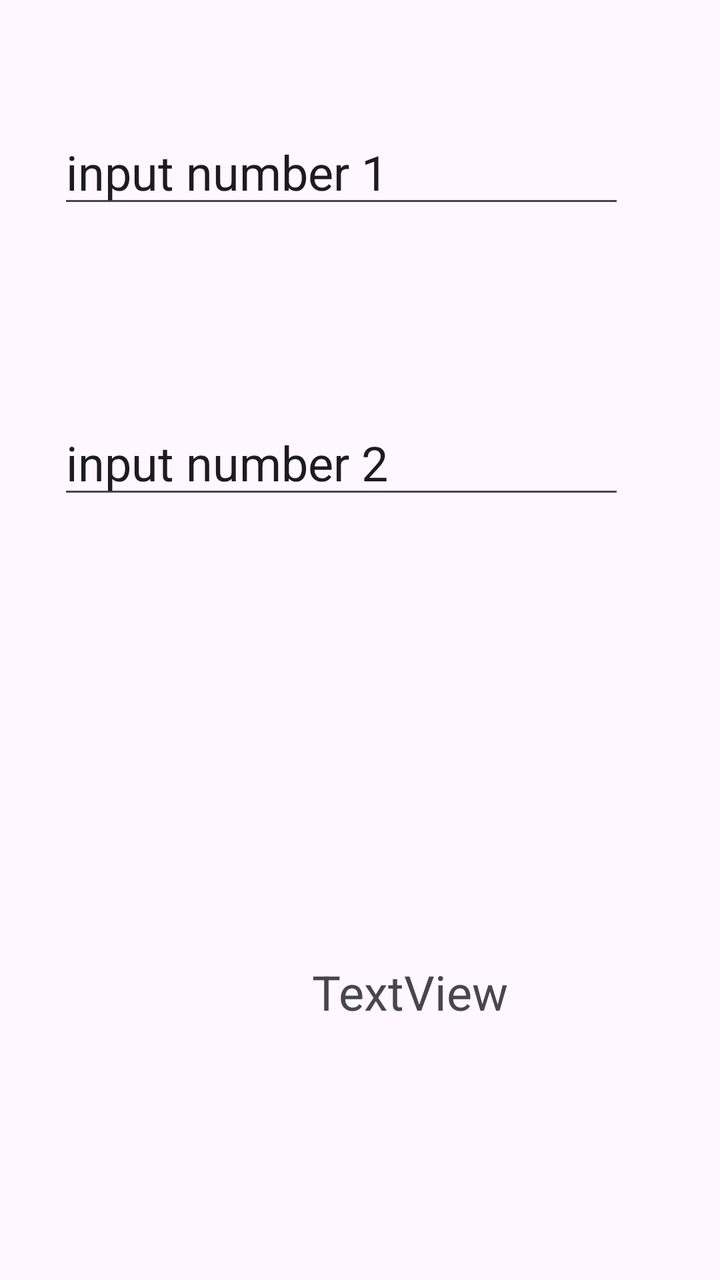
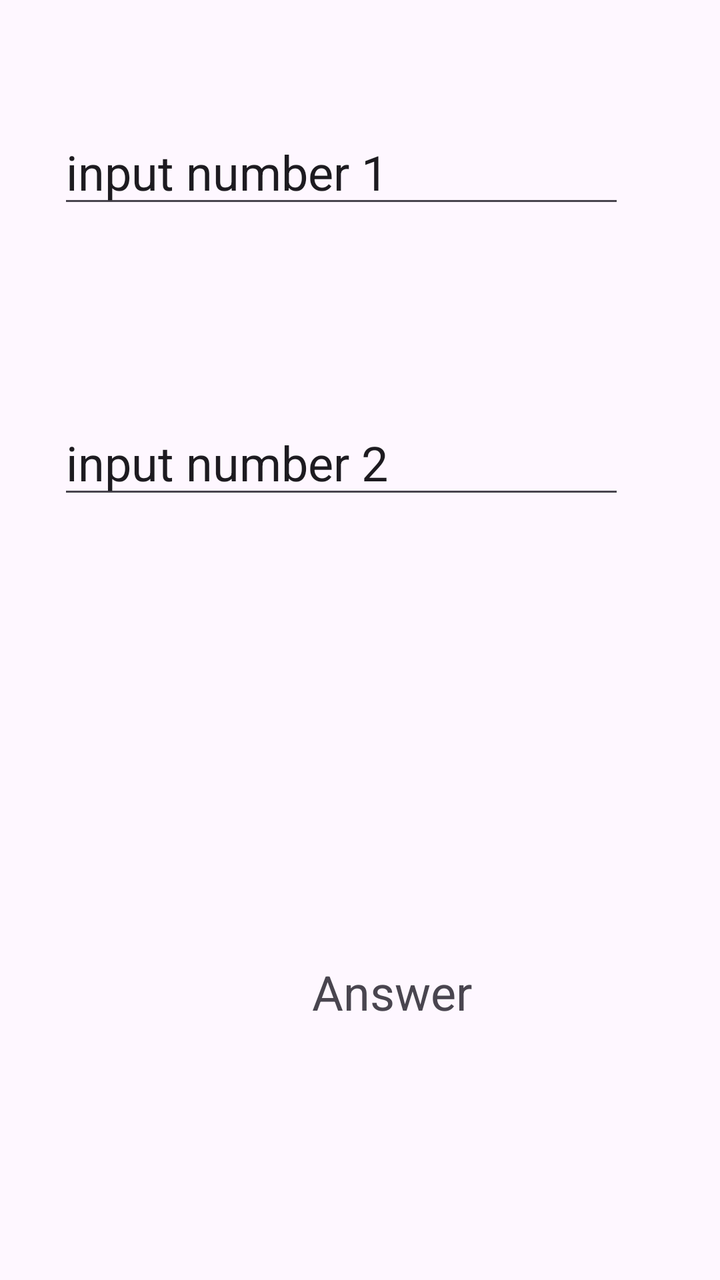

The first picture is an Android layout as it rendered before a commit; the second is the same layout after the commit. The layout source and the unified diff follow.
<!-- AndroidManifest.xml: application theme Theme.MyltiplyApp -->
<!-- res/layout/activity_main.xml -->
<?xml version="1.0" encoding="utf-8"?>
<androidx.constraintlayout.widget.ConstraintLayout xmlns:android="http://schemas.android.com/apk/res/android"
    xmlns:app="http://schemas.android.com/apk/res-auto"
    xmlns:tools="http://schemas.android.com/tools"
    android:id="@+id/main"
    android:layout_width="match_parent"
    android:layout_height="match_parent"
    tools:context=".MainActivity">

    <EditText
        android:id="@+id/editNumF"
        android:layout_width="wrap_content"
        android:layout_height="wrap_content"
        android:layout_marginStart="91dp"
        android:layout_marginEnd="110dp"
        android:layout_marginBottom="96dp"
        android:ems="10"
        android:inputType="text"
        android:text="input number 1"
        android:textSize="24sp"
        app:layout_constraintBottom_toTopOf="@+id/editNumS"
        app:layout_constraintEnd_toEndOf="parent"
        app:layout_constraintStart_toStartOf="parent" />

    <EditText
        android:id="@+id/editNumS"
        android:layout_width="wrap_content"
        android:layout_height="wrap_content"
        android:layout_marginTop="205dp"
        android:ems="10"
        android:inputType="text"
        android:text="input number 2"
        android:textSize="24sp"
        app:layout_constraintEnd_toEndOf="@+id/editNumF"
        app:layout_constraintStart_toStartOf="@+id/editNumF"
        app:layout_constraintTop_toTopOf="parent" />

    <Button
        android:id="@+id/btnCalc"
        android:layout_width="wrap_content"
        android:layout_height="wrap_content"
        android:layout_marginStart="144dp"
        android:layout_marginTop="168dp"
        android:layout_marginBottom="167dp"
        android:text="Button"
        android:textSize="24sp"
        app:layout_constraintBottom_toTopOf="@+id/txtAns"
        app:layout_constraintStart_toStartOf="parent"
        app:layout_constraintTop_toTopOf="@+id/editNumS"
        app:layout_constraintVertical_bias="0.476" />

    <TextView
        android:id="@+id/txtAns"
        android:layout_width="wrap_content"
        android:layout_height="wrap_content"
        android:layout_marginStart="156dp"
        android:layout_marginBottom="128dp"
        android:text="TextView"
        android:textSize="24sp"
        app:layout_constraintBottom_toBottomOf="parent"
        app:layout_constraintStart_toStartOf="parent" />

</androidx.constraintlayout.widget.ConstraintLayout>
<!-- resources referenced by this layout -->
<resources>
  <style name="Theme.MyltiplyApp" parent="Base.Theme.MyltiplyApp" />
  <style name="Base.Theme.MyltiplyApp" parent="Theme.Material3.DayNight.NoActionBar">
          
          
      </style>
</resources>

<!-- the commit's change to res/layout/activity_main.xml (unified diff, before → after) -->
@@ -55,7 +55,7 @@
         android:layout_height="wrap_content"
         android:layout_marginStart="156dp"
         android:layout_marginBottom="128dp"
-        android:text="TextView"
+        android:text="Answer"
         android:textSize="24sp"
         app:layout_constraintBottom_toBottomOf="parent"
         app:layout_constraintStart_toStartOf="parent" />
